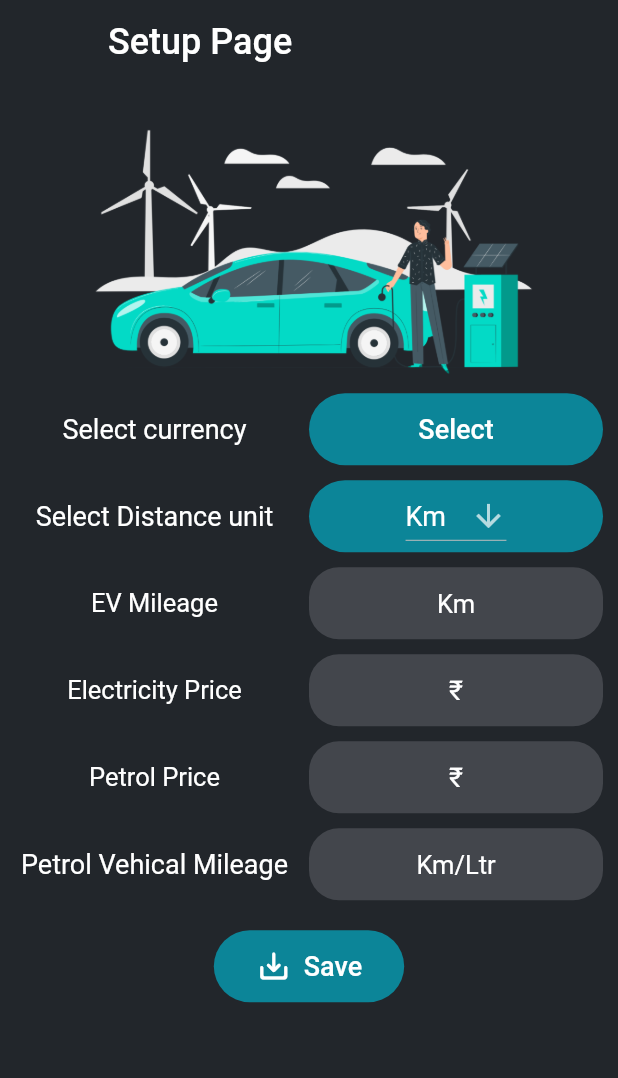
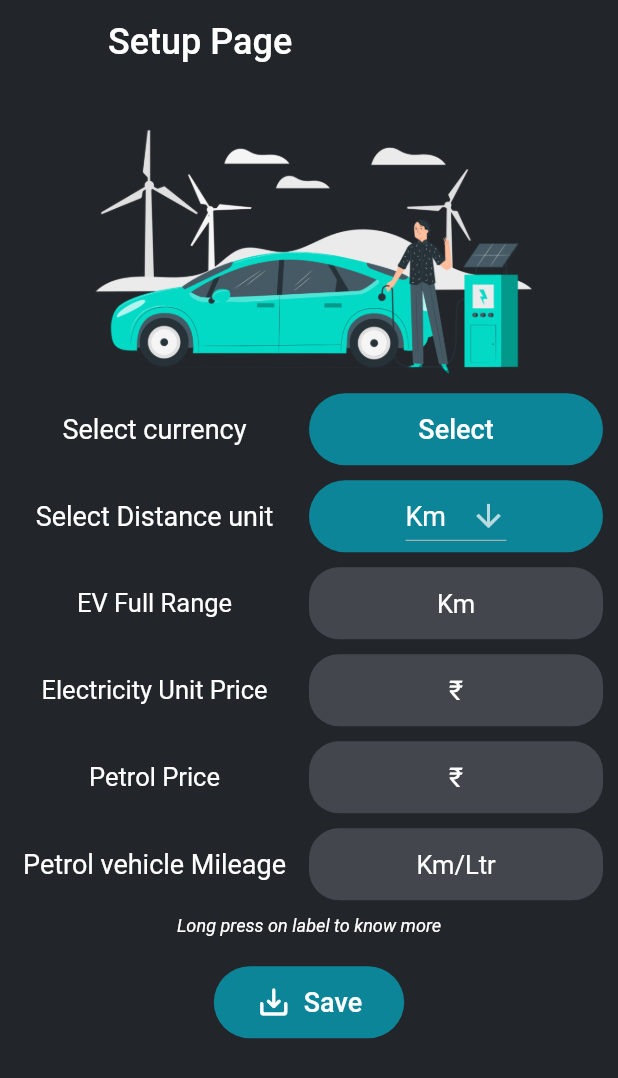
Before and after one commit to yashodeepk/EVMileageCalculator, a Flutter app: the screen it shows after launch, on a phone screen of 412 x 824 dp. Shown: the top 1078 px of the screen. Run offline on Flutter 3.47's test engine with Material 2 defaults, Android fonts, the light colour scheme and no system bars; drawn by our look-alikes of auto_size_text; our stand-ins replace fl_chart, geolocator, google_fonts, shared_preferences, sqflite; missing offline and left inert: currency_picker, rive_splash_screen; accounts and stored records are empty.

Commit message:
tooltip on welcome page

```diff
--- a/lib/pages/WelcomePage.dart
+++ b/lib/pages/WelcomePage.dart
@@ -2,6 +2,7 @@ import 'dart:convert';
 
 import 'package:auto_size_text/auto_size_text.dart';
 import 'package:currency_picker/currency_picker.dart';
+import 'package:fl_chart/fl_chart.dart';
 import 'package:flutter/material.dart';
 import 'package:flutter/services.dart';
 import 'package:mileagecalculator/Database/database.dart';
@@ -154,12 +155,15 @@ class _WelcomePageWidgetState extends State<WelcomePageWidget> {
                           Container(
                             width: MediaQuery.of(context).size.width / 2,
                             child: Center(
+                              child: Tooltip(
+                                message: 'What is your currency?',
                                 child: Text(
                                   'Select currency',
                                   textAlign: TextAlign.start,
                                   style: TextStyle(
                                     color: Colors.white,
                                     fontSize: 18,
+                                  ),
                                 ),
                               ),
                             ),
@@ -219,12 +223,15 @@ class _WelcomePageWidgetState extends State<WelcomePageWidget> {
                           Container(
                             width: MediaQuery.of(context).size.width / 2,
                             child: Center(
+                              child: Tooltip(
+                                message: 'What is the Distance unit you use?',
                                 child: Text(
                                   'Select Distance unit',
                                   textAlign: TextAlign.start,
                                   style: TextStyle(
                                     color: Colors.white,
                                     fontSize: 18,
+                                  ),
                                 ),
                               ),
                             ),
@@ -276,12 +283,15 @@ class _WelcomePageWidgetState extends State<WelcomePageWidget> {
                           Container(
                             width: MediaQuery.of(context).size.width / 2,
                             child: Center(
+                              child: Tooltip(
+                                message: 'Range of your EV on 100% charge',
                                 child: Text(
-                                'EV Mileage',
+                                  'EV Full Range',
                                   textAlign: TextAlign.start,
                                   style: TextStyle(
                                     color: Colors.white,
                                     fontSize: 17,
+                                  ),
                                 ),
                               ),
                             ),
@@ -358,12 +368,16 @@ class _WelcomePageWidgetState extends State<WelcomePageWidget> {
                           Container(
                             width: MediaQuery.of(context).size.width / 2,
                             child: Center(
+                              child: Tooltip(
+                                message:
+                                    'Unit price of electicity in your area',
                                 child: Text(
-                                'Electricity Price',
+                                  'Electricity Unit Price',
                                   textAlign: TextAlign.start,
                                   style: TextStyle(
                                     color: Colors.white,
                                     fontSize: 17,
+                                  ),
                                 ),
                               ),
                             ),
@@ -440,12 +454,16 @@ class _WelcomePageWidgetState extends State<WelcomePageWidget> {
                           Container(
                             width: MediaQuery.of(context).size.width / 2,
                             child: Center(
+                              child: Tooltip(
+                                message:
+                                    'Per litre price of petrol in your area',
                                 child: Text(
                                   'Petrol Price',
                                   textAlign: TextAlign.start,
                                   style: TextStyle(
                                     color: Colors.white,
                                     fontSize: 17,
+                                  ),
                                 ),
                               ),
                             ),
@@ -521,13 +539,17 @@ class _WelcomePageWidgetState extends State<WelcomePageWidget> {
                           Container(
                             width: MediaQuery.of(context).size.width / 2,
                             child: Center(
+                              child: Tooltip(
+                                message:
+                                    'Distance covered by the petrol vehicle in 1 litre of petrol',
                                 child: AutoSizeText(
-                                'Petrol Vehical Mileage',
+                                  'Petrol vehicle Mileage',
                                   maxLines: 1,
                                   textAlign: TextAlign.start,
                                   style: TextStyle(
                                     color: Colors.white,
                                     fontSize: 18,
+                                  ),
                                 ),
                               ),
                             ),
@@ -593,6 +615,17 @@ class _WelcomePageWidgetState extends State<WelcomePageWidget> {
                             ),
                           ),
                         ],
+                      ),
+                    ),
+                    Container(
+                      padding: EdgeInsets.fromLTRB(0, 10, 0, 0),
+                      child: Text(
+                        "Long press on label to know more",
+                        textAlign: TextAlign.center,
+                        style: TextStyle(
+                          fontStyle: FontStyle.italic,
+                          fontSize: 12,
+                        ),
                       ),
                     ),
                     Padding(
```
Lines whose indentation alone changed are shown as unchanged.
